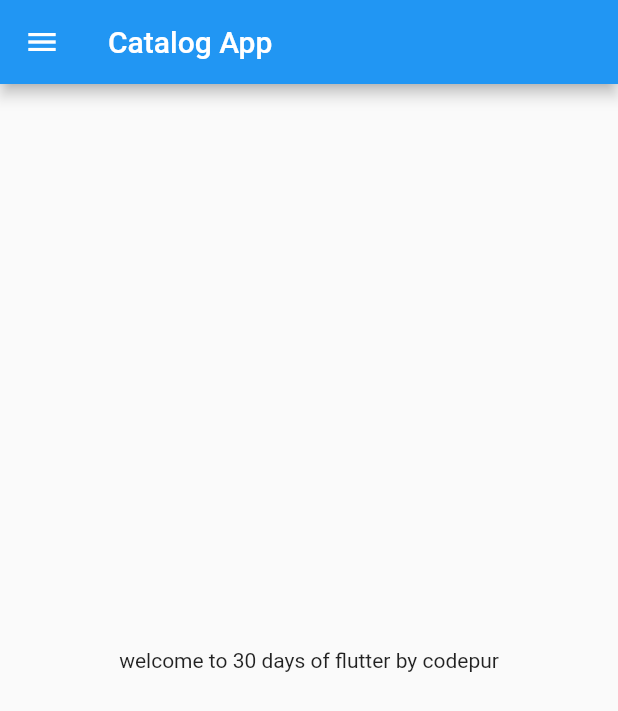
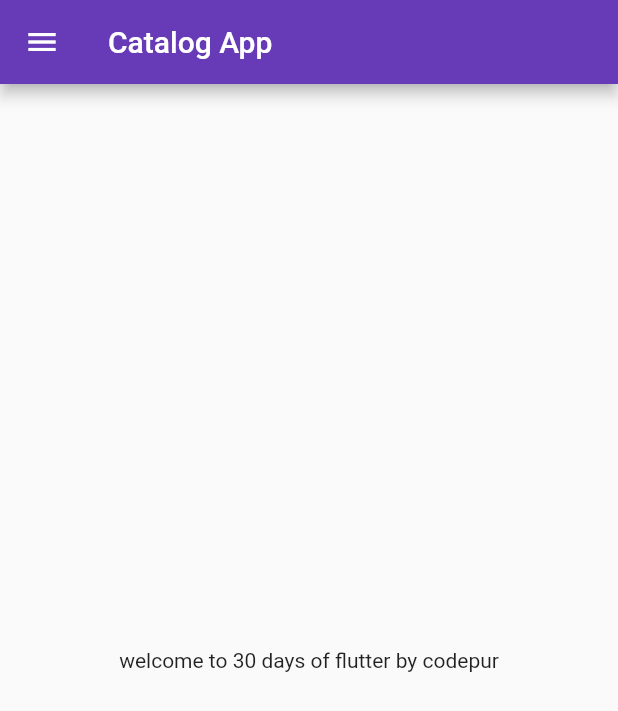
Before and after one commit to snehdeep1/Catelogaap, a Flutter app: the screen it shows after launch, on a phone screen of 412 x 824 dp. Shown: the top 711 px of the screen. Run offline on Flutter 3.47's test engine with Material 2 defaults, Android fonts, the phone set to English and light mode, and no system bars.

Commit message:
Day-3 complited

```diff
--- a/lib/main.dart
+++ b/lib/main.dart
@@ -1,5 +1,6 @@
 import 'package:flutter/material.dart';
-import 'package:flutter_catalog_app/home_page.dart';
+import 'package:flutter_catalog_app/login_page.dart';
+import 'package:flutter_catalog_app/pages/home_page.dart';
 
 void main() {
   runApp(const MyApp());
@@ -10,9 +11,20 @@ class MyApp extends StatelessWidget {
 
   @override
   Widget build(BuildContext context) {
-
-    return const MaterialApp(
-      home:HomePage(),
+    return MaterialApp(
+      debugShowCheckedModeBanner: false,
+      // home:const HomePage(),
+      themeMode: ThemeMode.light,
+      theme: ThemeData(primarySwatch: Colors.deepPurple),
+      darkTheme: ThemeData(
+        brightness: Brightness.light,
+      ),
+      initialRoute: "/home",
+      routes: {
+        "/": (context) => const LoginPage(),
+        "/home": (context) => const HomePage(),
+        "/login": (context) => const LoginPage(),
+      },
     );
   }
 }
--- a/lib/home_page.dart
+++ b/lib/pages/home_page.dart
@@ -10,7 +10,7 @@ class HomePage extends StatelessWidget {
   Widget build(BuildContext context) {
     return Scaffold(
       appBar: AppBar(
-        title:const Text('Catalog App'),
+        title: const Text('Catalog App'),
       ),
       body: Center(
         child: Container(
```
Also changed, not shown: lib/login_page.dart (added, +21 -0 lines).
